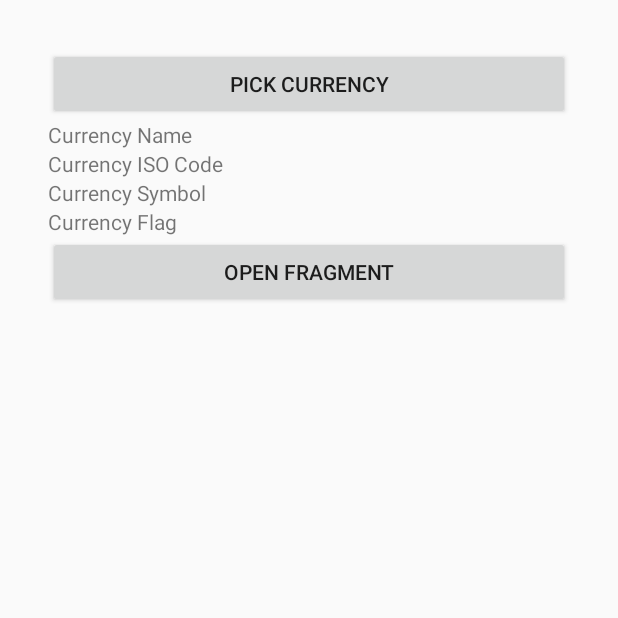
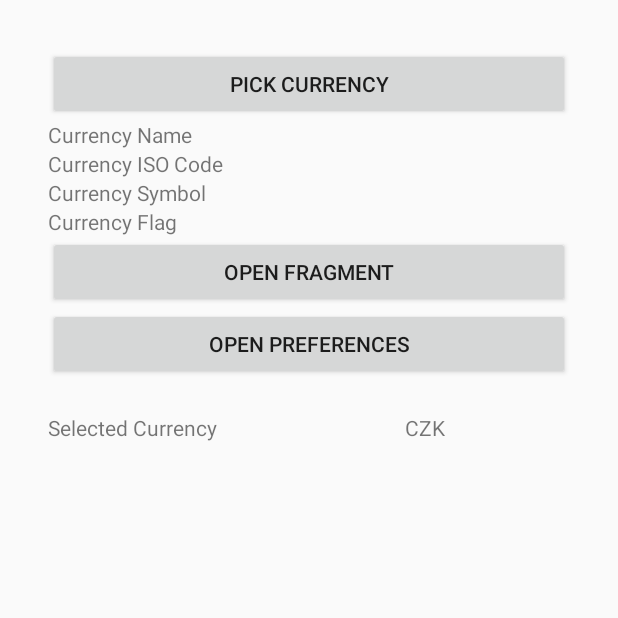
Before and after one commit to midorikocak/currency-picker-android, an Android app: the screen it shows after launch (MainActivity), on a phone screen of 412 x 824 dp, the top half of it. Run offline under Robolectric (Android 15) with nearby library versions, the phone set to English and light mode, and no system bars.

Commit message:
Currency Preference

```diff
--- a/app/src/main/java/com/mynameismidori/currencypickerexample/CurrencyFragment.java
+++ b/app/src/main/java/com/mynameismidori/currencypickerexample/CurrencyFragment.java
@@ -1,5 +1,9 @@
 package com.mynameismidori.currencypickerexample;
 
+import android.content.Intent;
+import android.content.SharedPreferences;
+import android.preference.PreferenceManager;
+import android.support.annotation.Nullable;
 import android.support.v4.app.Fragment;
 import android.os.Bundle;
 import android.support.v4.app.FragmentTransaction;
@@ -17,13 +21,16 @@ import com.mynameismidori.currencypicker.ExtendedCurrency;
 
 import java.util.ArrayList;
 
-public class CurrencyFragment extends Fragment implements View.OnClickListener, CurrencyPickerListener {
+public class CurrencyFragment extends Fragment implements View.OnClickListener, CurrencyPickerListener, SharedPreferences.OnSharedPreferenceChangeListener {
     View view;
     private TextView mCurrencyNameTextView, mCurrencyIsoCodeTextView, mCurrencySymbolTextView;
     private ImageView mCurrencyFlagImageView;
     private Button mPickCurrencyButton;
     private Button mOpenFragmentButton;
+    private Button mOpenPreferenceButton;
+    private TextView mTextView;
     private CurrencyPicker mCurrencyPicker;
+    private SharedPreferences preferences;
 
     @Override
     public View onCreateView(LayoutInflater inflater, ViewGroup container, Bundle savedInstanceState) {
@@ -37,13 +44,20 @@ public class CurrencyFragment extends Fragment implements View.OnClickListener,
             mCurrencySymbolTextView = (TextView) view.findViewById(R.id.selected_currency_symbol_text_view);
             mPickCurrencyButton = (Button) view.findViewById(R.id.currency_picker_button);
             mOpenFragmentButton = (Button) view.findViewById(R.id.openFragment);
+            mOpenPreferenceButton = (Button) view.findViewById(R.id.openPreferences);
             mCurrencyFlagImageView = (ImageView) view.findViewById(R.id.selected_currency_flag_image_view);
             mCurrencyPicker = CurrencyPicker.newInstance("Select Currency");
 
             mPickCurrencyButton.setOnClickListener(this);
             mOpenFragmentButton.setOnClickListener(this);
+            mOpenPreferenceButton.setOnClickListener(this);
 
+            mTextView = (TextView) view.findViewById(R.id.selectedCurrencyPreference);
+            preferences = PreferenceManager.getDefaultSharedPreferences(getContext());
+            String selectedCurrency = preferences.getString("selectedCurrency", getString(R.string.default_currency));
+            mTextView.setText(selectedCurrency);
 
+            Toast.makeText(getActivity(), selectedCurrency, Toast.LENGTH_LONG).show();
             // You can limit the displayed countries
             ArrayList<ExtendedCurrency> nc = new ArrayList<>();
             for (ExtendedCurrency c : ExtendedCurrency.getAllCurrencies()) {
@@ -63,6 +77,19 @@ public class CurrencyFragment extends Fragment implements View.OnClickListener,
     }
 
     @Override
+    public void onSharedPreferenceChanged(SharedPreferences sharedPreferences, String key) {
+        if(key.equals("selectedCurrency")){
+            mTextView.setText(sharedPreferences.getString(key, "CZK"));
+        }
+    }
+
+    @Override
+    public void onResume() {
+        super.onResume();
+        mTextView.setText(preferences.getString("selectedCurrency", "CZK"));
+    }
+
+    @Override
     public void onSelectCurrency(String name, String code, String symbol,
                                  int flagDrawableResID) {
         mCurrencyNameTextView.setText(name);
@@ -75,10 +102,13 @@ public class CurrencyFragment extends Fragment implements View.OnClickListener,
     @Override
     public void onClick(View v) {
         //do what you want to do when button is clicked
-        Toast.makeText(getActivity(), "clicked in fragment", Toast.LENGTH_LONG).show();
         switch (v.getId()) {
             case R.id.currency_picker_button:
                 mCurrencyPicker.show(getFragmentManager(), "CURRENCY_PICKER");
+                break;
+            case R.id.openPreferences:
+                Intent intent = new Intent(getActivity(), CurrencySettingsActivity.class);
+                startActivity(intent);
                 break;
             case R.id.openFragment:
 
@@ -92,7 +122,6 @@ public class CurrencyFragment extends Fragment implements View.OnClickListener,
         }
     }
 
-
     private void getUserCurrencyInfo(String code) {
         ExtendedCurrency currency = ExtendedCurrency.getCurrencyByISO(code);
         if (currency != null) {
--- a/app/src/main/res/layout/fragment_currency.xml
+++ b/app/src/main/res/layout/fragment_currency.xml
@@ -105,4 +105,39 @@
         android:layout_below="@+id/linearLayout2"
         android:layout_alignParentStart="true"
         android:layout_alignParentEnd="true" />
+
+    <Button
+        android:id="@+id/openPreferences"
+        android:layout_width="wrap_content"
+        android:layout_height="wrap_content"
+        android:text="Open Preferences"
+        android:layout_below="@+id/openFragment"
+        android:layout_alignParentStart="true"
+        android:layout_alignParentEnd="true" />
+
+    <LinearLayout
+        android:layout_width="match_parent"
+        android:layout_height="wrap_content"
+        android:layout_below="@+id/openPreferences"
+        android:layout_centerHorizontal="true"
+        android:layout_marginTop="22dp"
+        android:orientation="horizontal">
+
+        <TextView
+            android:id="@+id/textView3"
+            android:layout_width="wrap_content"
+            android:layout_height="wrap_content"
+            android:layout_marginEnd="31dp"
+            android:layout_weight="1"
+            android:text="Selected Currency" />
+
+        <TextView
+            android:id="@+id/selectedCurrencyPreference"
+            android:layout_width="wrap_content"
+            android:layout_height="wrap_content"
+            android:layout_marginStart="11dp"
+            android:layout_weight="1"
+            android:text="Selected Currency Preference" />
+    </LinearLayout>
+
 </RelativeLayout>
--- a/app/src/main/res/values/strings.xml
+++ b/app/src/main/res/values/strings.xml
@@ -1,4 +1,8 @@
 <resources>
   <string name="app_name">Currency-Picker</string>
   <string name="pick_currency">Pick Currency</string>
+  <string name="default_currency">EUR</string>
+
+  <string-array name="empty_array">
+  </string-array>
 </resources>
--- a/currencypicker/src/main/java/com/mynameismidori/currencypicker/CurrencyListAdapter.java
+++ b/currencypicker/src/main/java/com/mynameismidori/currencypicker/CurrencyListAdapter.java
@@ -10,10 +10,6 @@ import android.widget.TextView;
 
 import java.util.List;
 
-/**
- * Created by midorikocak on 30/09/2017.
- */
-
 public class CurrencyListAdapter extends BaseAdapter {
     private Context mContext;
     List<ExtendedCurrency> currencies;
@@ -25,6 +21,8 @@ public class CurrencyListAdapter extends BaseAdapter {
         this.currencies = currencies;
         inflater = LayoutInflater.from(context);
     }
+
+
 
     @Override
     public int getCount() {
--- a/currencypicker/src/main/java/com/mynameismidori/currencypicker/CurrencyPicker.java
+++ b/currencypicker/src/main/java/com/mynameismidori/currencypicker/CurrencyPicker.java
@@ -21,7 +21,7 @@ import java.util.Locale;
 public class CurrencyPicker extends DialogFragment {
 
     private EditText searchEditText;
-    private ListView countryListView;
+    private ListView currencyListView;
     private CurrencyListAdapter adapter;
     private List<ExtendedCurrency> currenciesList = new ArrayList<>();
     private List<ExtendedCurrency> selectedCurrenciesList = new ArrayList<>();
@@ -57,15 +57,15 @@ public class CurrencyPicker extends DialogFragment {
             getDialog().getWindow().setLayout(width, height);
         }
         searchEditText = (EditText) view.findViewById(R.id.currency_code_picker_search);
-        countryListView = (ListView) view.findViewById(R.id.currency_code_picker_listview);
+        currencyListView = (ListView) view.findViewById(R.id.currency_code_picker_listview);
 
         selectedCurrenciesList = new ArrayList<>(currenciesList.size());
         selectedCurrenciesList.addAll(currenciesList);
 
         adapter = new CurrencyListAdapter(getActivity(), selectedCurrenciesList);
-        countryListView.setAdapter(adapter);
+        currencyListView.setAdapter(adapter);
 
-        countryListView.setOnItemClickListener(new AdapterView.OnItemClickListener() {
+        currencyListView.setOnItemClickListener(new AdapterView.OnItemClickListener() {
 
             @Override
             public void onItemClick(AdapterView<?> parent, View view, int position, long id) {
--- a/currencypicker/src/main/res/layout/currency_picker.xml
+++ b/currencypicker/src/main/res/layout/currency_picker.xml
@@ -1,5 +1,6 @@
 <?xml version="1.0" encoding="utf-8"?>
 <LinearLayout xmlns:android="http://schemas.android.com/apk/res/android"
+    android:id="@+id/linear_layout"
     android:layout_width="match_parent"
     android:layout_height="match_parent"
     android:orientation="vertical">
@@ -12,7 +13,7 @@
         android:drawableLeft="@drawable/ic_search"
         android:hint="@string/search"
         android:imeOptions="actionSearch"
-    android:maxLines="1"/>
+        android:maxLines="1" />
 
     <ListView
         android:id="@+id/currency_code_picker_listview"
--- /dev/null
+++ b/currencypicker/src/main/res/values/attrs_currency.xml
@@ -0,0 +1,6 @@
+<?xml version="1.0" encoding="utf-8"?>
+<resources>
+    <declare-styleable name="attrs_currency">
+        <attr name="currencyCode" format="string" />
+    </declare-styleable>
+</resources>
```
Also changed, not shown: app/src/main/AndroidManifest.xml (+8 -0 lines), app/src/main/java/com/mynameismidori/currencypickerexample/CurrencySettingsActivity.java (added, +60 -0 lines), app/src/main/res/xml/preferences.xml (added, +10 -0 lines), currencypicker/src/main/java/com/mynameismidori/currencypicker/CurrencyItem.java (added, +13 -0 lines), currencypicker/src/main/java/com/mynameismidori/currencypicker/CurrencyListPreferenceAdapter.java (added, +26 -0 lines), currencypicker/src/main/java/com/mynameismidori/currencypicker/CurrencyPreference.java (added, +157 -0 lines), currencypicker/src/main/res/layout/row.xml (+18 -2 lines). Lines whose indentation alone changed are shown as unchanged.
